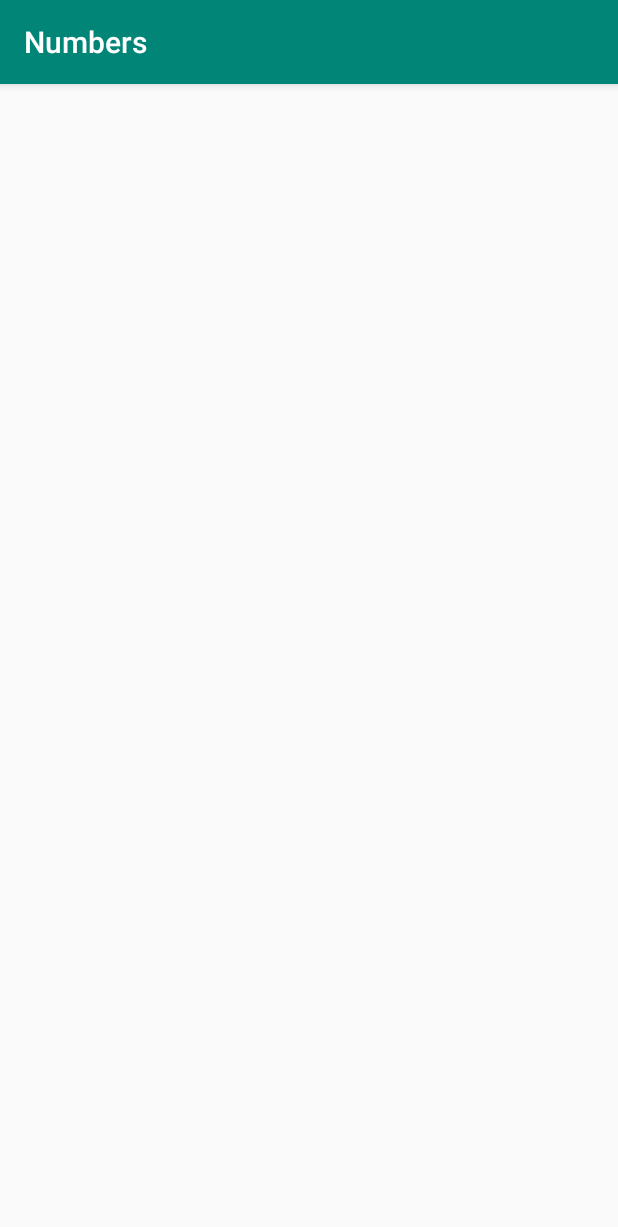
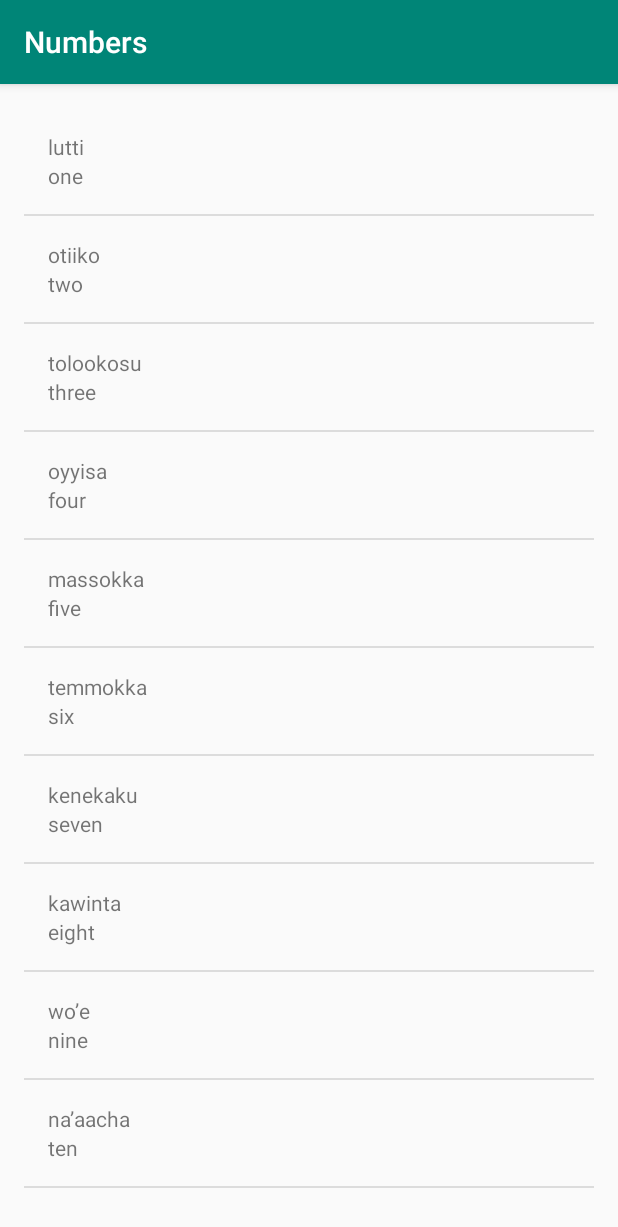
Before and after one commit to AnkitSharma455/Miwok, an Android app: the NumbersActivity screen opened directly, with no data from a screen before it, on a phone screen of 412 x 824 dp. Shown: the top 1227 px of the screen. Run offline under Robolectric (Android 15) with nearby library versions, the phone set to English and light mode, and no system bars.

Commit message:
Added customArrayAdapter and words

```diff
--- a/app/src/main/java/com/example/miwok/NumbersActivity.java
+++ b/app/src/main/java/com/example/miwok/NumbersActivity.java
@@ -3,12 +3,32 @@
 import androidx.appcompat.app.AppCompatActivity;
 
 import android.os.Bundle;
+import android.widget.ListView;
+
+import java.util.ArrayList;
 
 public class NumbersActivity extends AppCompatActivity {
 
     @Override
     protected void onCreate(Bundle savedInstanceState) {
         super.onCreate(savedInstanceState);
-        setContentView(R.layout.activity_numbers);
+        setContentView(R.layout.word_list);
+
+        ArrayList<word> words = new ArrayList<>();
+        words.add(new word("one","lutti"));
+        words.add(new word("two", "otiiko"));
+        words.add(new word("three", "tolookosu"));
+        words.add(new word("four", "oyyisa"));
+        words.add(new word("five", "massokka"));
+        words.add(new word("six", "temmokka"));
+        words.add(new word("seven", "kenekaku"));
+        words.add(new word("eight", "kawinta"));
+        words.add(new word("nine", "wo’e"));
+        words.add(new word("ten", "na’aacha"));
+
+        wordAdapter adapter = new wordAdapter(this, words);
+        ListView listView =  findViewById(R.id.list);
+        listView.setAdapter(adapter);
+
     }
 }
--- /dev/null
+++ b/app/src/main/java/com/example/miwok/word.java
@@ -0,0 +1,19 @@
+package com.example.miwok;
+
+public class word {
+    String english;
+    String miwok;
+
+
+    public word(String menglish,String mmiwok){
+        english = menglish;
+        miwok = mmiwok;
+
+    }
+    public String getEnglish(){
+        return english;
+    }
+    public String getMiwok(){
+        return miwok;
+    }
+}
--- /dev/null
+++ b/app/src/main/java/com/example/miwok/wordAdapter.java
@@ -0,0 +1,38 @@
+package com.example.miwok;
+
+
+import android.content.Context;
+import android.view.LayoutInflater;
+import android.view.View;
+import android.view.ViewGroup;
+import android.widget.ArrayAdapter;
+import android.widget.TextView;
+
+import androidx.annotation.NonNull;
+import androidx.annotation.Nullable;
+
+import java.util.ArrayList;
+
+public class wordAdapter extends ArrayAdapter<word> {
+
+    public wordAdapter(@NonNull Context context, ArrayList<word> words) {
+        super(context,0, words);
+    }
+
+    @NonNull
+    @Override
+    public View getView(int position, @Nullable View convertView, @NonNull ViewGroup parent) {
+        View listItemView = convertView;
+        if (listItemView==null){
+            listItemView = LayoutInflater.from(getContext()).inflate(R.layout.list_item,parent,false);
+        }
+        word currentWord = getItem(position);
+        TextView miwokTextView = listItemView.findViewById(R.id.miwok);
+        miwokTextView.setText(currentWord.getMiwok());
+
+        TextView englishTextView = listItemView.findViewById(R.id.english);
+        englishTextView.setText(currentWord.getEnglish());
+
+        return listItemView;
+    }
+}
--- a/app/src/main/res/layout/activity_numbers.xml
+++ /dev/null
@@ -1,9 +0,0 @@
-<?xml version="1.0" encoding="utf-8"?>
-<androidx.constraintlayout.widget.ConstraintLayout xmlns:android="http://schemas.android.com/apk/res/android"
-    xmlns:app="http://schemas.android.com/apk/res-auto"
-    xmlns:tools="http://schemas.android.com/tools"
-    android:layout_width="match_parent"
-    android:layout_height="match_parent"
-    tools:context=".NumbersActivity">
-
-</androidx.constraintlayout.widget.ConstraintLayout>
--- /dev/null
+++ b/app/src/main/res/layout/list_item.xml
@@ -0,0 +1,23 @@
+<?xml version="1.0" encoding="utf-8"?>
+<LinearLayout
+    xmlns:android="http://schemas.android.com/apk/res/android"
+    xmlns:tools="http://schemas.android.com/tools"
+    android:orientation="vertical"
+    android:layout_width="match_parent"
+    android:layout_height="match_parent"
+    android:padding="16dp">
+
+    <TextView
+        android:layout_width="match_parent"
+        android:layout_height="wrap_content"
+        android:id="@+id/miwok"
+        tools:text="lutti"
+        />
+    <TextView
+        android:layout_width="match_parent"
+        android:layout_height="wrap_content"
+        android:id="@+id/english"
+        tools:text="one"
+        />
+
+</LinearLayout>
--- /dev/null
+++ b/app/src/main/res/layout/word_list.xml
@@ -0,0 +1,12 @@
+<?xml version="1.0" encoding="utf-8"?>
+<ListView xmlns:android="http://schemas.android.com/apk/res/android"
+    xmlns:tools="http://schemas.android.com/tools"
+    android:id="@+id/list"
+    android:orientation="vertical"
+    android:layout_width="match_parent"
+    android:layout_height="match_parent"
+    android:paddingBottom="@dimen/activity_vertical_margin"
+    android:paddingLeft="@dimen/activity_horizontal_margin"
+    android:paddingRight="@dimen/activity_horizontal_margin"
+    android:paddingTop="@dimen/activity_vertical_margin"
+    tools:context="com.example.miwok.NumbersActivity"/>
```
Also changed, not shown: app/src/main/java/com/example/miwok/ColorsActivity.java (+18 -1 lines), app/src/main/java/com/example/miwok/FamilyActivity.java (+20 -1 lines), app/src/main/java/com/example/miwok/PhrasesActivity.java (+21 -1 lines), app/src/main/res/layout/activity_colors.xml (deleted, +0 -9 lines), app/src/main/res/layout/activity_family.xml (deleted, +0 -9 lines), app/src/main/res/layout/activity_phrases.xml (deleted, +0 -9 lines).
